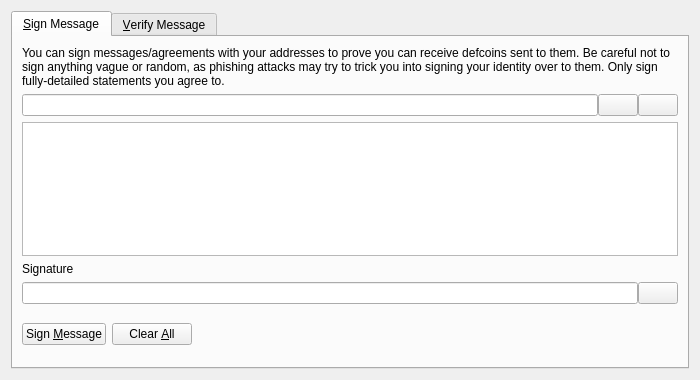
This is src/qt/forms/signverifymessagedialog.ui in charlesrocket/defcoin as Qt 5 draws it before an edit. The edited form follows.
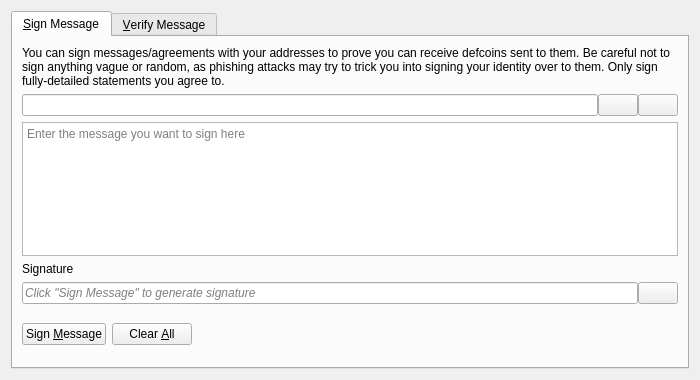
This is the edited form. Icons and pictures are not drawn. Custom widgets are drawn as their Qt base class.

```diff
--- a/src/qt/forms/signverifymessagedialog.ui
+++ b/src/qt/forms/signverifymessagedialog.ui
@@ -99,6 +99,9 @@
          <property name="toolTip">
           <string>Enter the message you want to sign here</string>
          </property>
+         <property name="placeholderText">
+          <string>Enter the message you want to sign here</string>
+         </property>
         </widget>
        </item>
        <item>
@@ -118,6 +121,9 @@
          </property>
          <item>
           <widget class="QLineEdit" name="signatureOut_SM">
+           <property name="placeholderText">
+            <string>Click "Sign Message" to generate signature</string>
+           </property>
            <property name="font">
             <font>
              <italic>true</italic>
```
Left out of the diff: 18 changed lines with no effect on the pictures.
